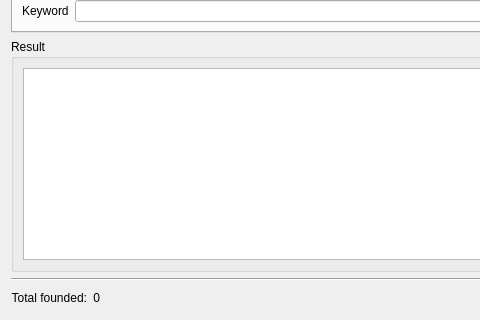
Before: the Qt Designer form src/search/searchwindow.ui in eugene-melnik/alexandra, drawn with Qt 5; both pictures show x 0 to 480 and y 190 to 510 of the 720 by 510 pixel window.
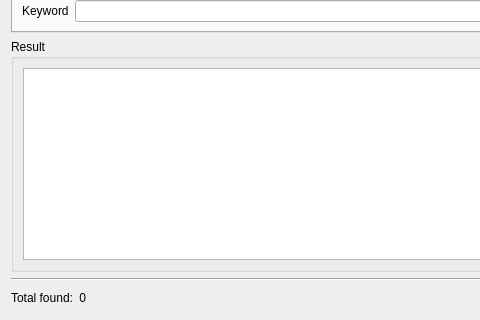
After: the same form once the commit is applied. Icons and pictures are not drawn. Custom widgets are drawn as their Qt base class.

```diff
--- a/src/search/searchwindow.ui
+++ b/src/search/searchwindow.ui
@@ -956,7 +956,7 @@
      <item>
       <widget class="QLabel" name="labelTotalFounded">
        <property name="text">
-        <string>Total founded:</string>
+        <string>Total found:</string>
        </property>
        <property name="alignment">
         <set>Qt::AlignRight|Qt::AlignTrailing|Qt::AlignVCenter</set>
```
Left out of the diff: 4 changed lines with no effect on the pictures.
